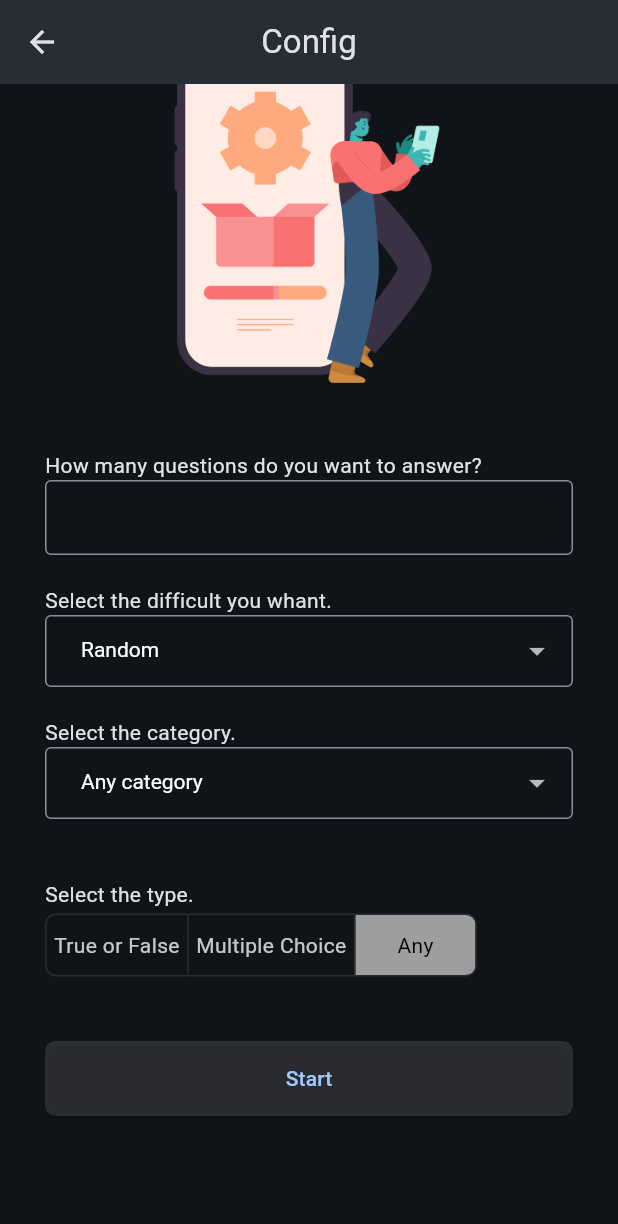
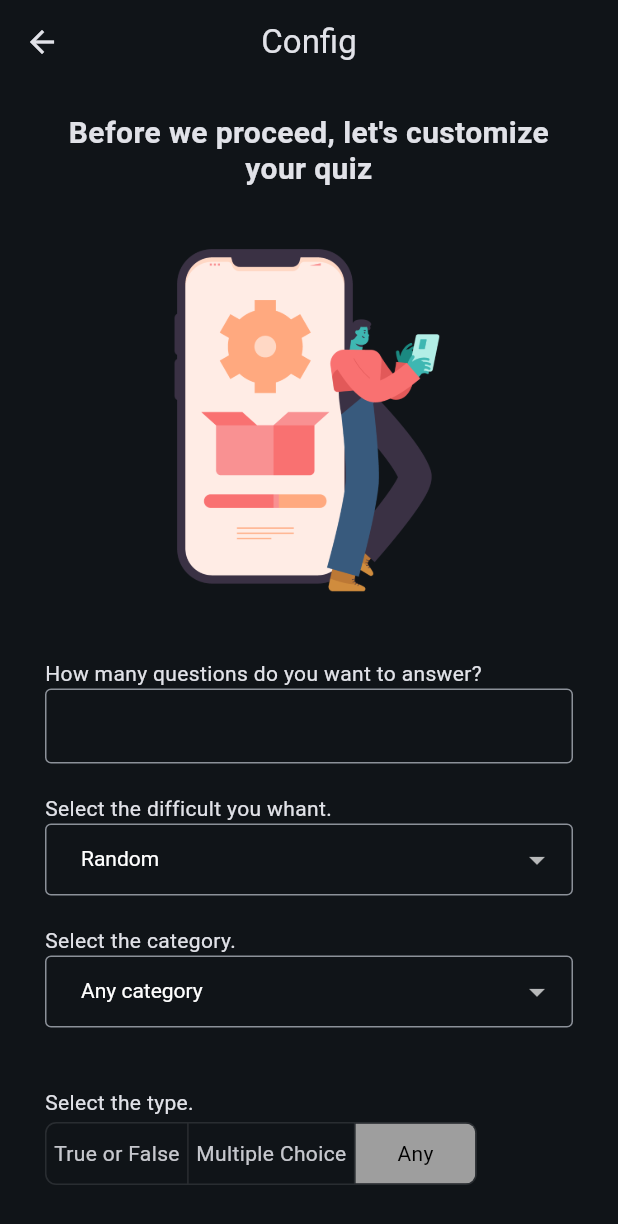
Before and after one commit to Frednm1/quiz_app, a Flutter app: the screen it shows after launch, after a tap on "Continue", on a phone screen of 412 x 824 dp. Shown: the top 1224 px of the screen. Run offline on Flutter 3.47's test engine with Material 3 defaults, Android fonts, the phone set to English and light mode, and no system bars; our stand-ins replace dartz, get_it; network calls fail.

Commit message:
some fixes

```diff
--- a/lib/app/features/quiz_app/presentation/controllers/quiz_controller.dart
+++ b/lib/app/features/quiz_app/presentation/controllers/quiz_controller.dart
@@ -57,6 +57,7 @@ class QuizController extends ChangeNotifier {
     for (int i = 0; i < questions.length; i++){
       answers.add([]);
       answers[i].add(questions[i].correctAnswer!);
+      print(questions[i].correctAnswer!);
       for(int j = 0; j < questions[i].incorrectAnswers!.length; j++){
           answers[i].add(questions[i].incorrectAnswers![j]);
       }
@@ -68,6 +69,8 @@ class QuizController extends ChangeNotifier {
     if(selectedAnswer != null){
 
       if(currentIndex == questions.length -1){
+        selectedAnswers.add(selectedAnswer!);
+        selectedAnswer = null;
         Navigator.pushReplacement(context, MaterialPageRoute(builder: (context){
           return const FinishPage();
         }));
--- a/lib/app/features/quiz_app/presentation/ui/pages/config_page.dart
+++ b/lib/app/features/quiz_app/presentation/ui/pages/config_page.dart
@@ -14,6 +14,16 @@ class _ConfigPageState extends State<ConfigPage> {
   final numberOfQuestionsController = TextEditingController();
   String questionDifficultyController = 'random';
   int? questionCategoryController;
+  final ScrollController _controller = ScrollController();
+
+
+  @override
+  void initState() {
+    super.initState();
+    WidgetsBinding.instance.addPostFrameCallback((_) {
+      _controller.jumpTo(_controller.position.maxScrollExtent);
+    });
+  }
 
   @override
   Widget build(BuildContext context) {
@@ -23,6 +33,7 @@ class _ConfigPageState extends State<ConfigPage> {
         centerTitle: true,
       ),
       body: SingleChildScrollView(
+        controller: _controller,
         reverse: true,
         child: Padding(
           padding: const EdgeInsets.symmetric(horizontal: 30),
--- a/lib/main.dart
+++ b/lib/main.dart
@@ -1,4 +1,5 @@
 import 'package:flutter/material.dart';
+import 'package:flutter/services.dart';
 import 'package:provider/provider.dart';
 import 'package:quiz_app/app/core/inject/inject.dart';
 import 'package:quiz_app/app/features/quiz_app/domain/usecases/get_questions_usecase.dart';
@@ -9,6 +10,18 @@ import 'package:quiz_app/app/features/quiz_app/presentation/ui/pages/start_page.
 void main() {
   WidgetsFlutterBinding.ensureInitialized();
   Inject.init();
+  SystemChrome.setSystemUIOverlayStyle(
+    const SystemUiOverlayStyle(
+      systemNavigationBarIconBrightness: Brightness.dark,
+      systemNavigationBarColor: Color.fromRGBO(45, 51, 59, 1),
+      statusBarColor: Color.fromRGBO(45, 51, 59, 1),
+      statusBarBrightness: Brightness.dark,
+      statusBarIconBrightness: Brightness.light,
+    ),
+  );
+   SystemChrome.setPreferredOrientations([
+    DeviceOrientation.portraitUp,
+  ]);
   runApp(
     MultiProvider(
       providers: [
```
